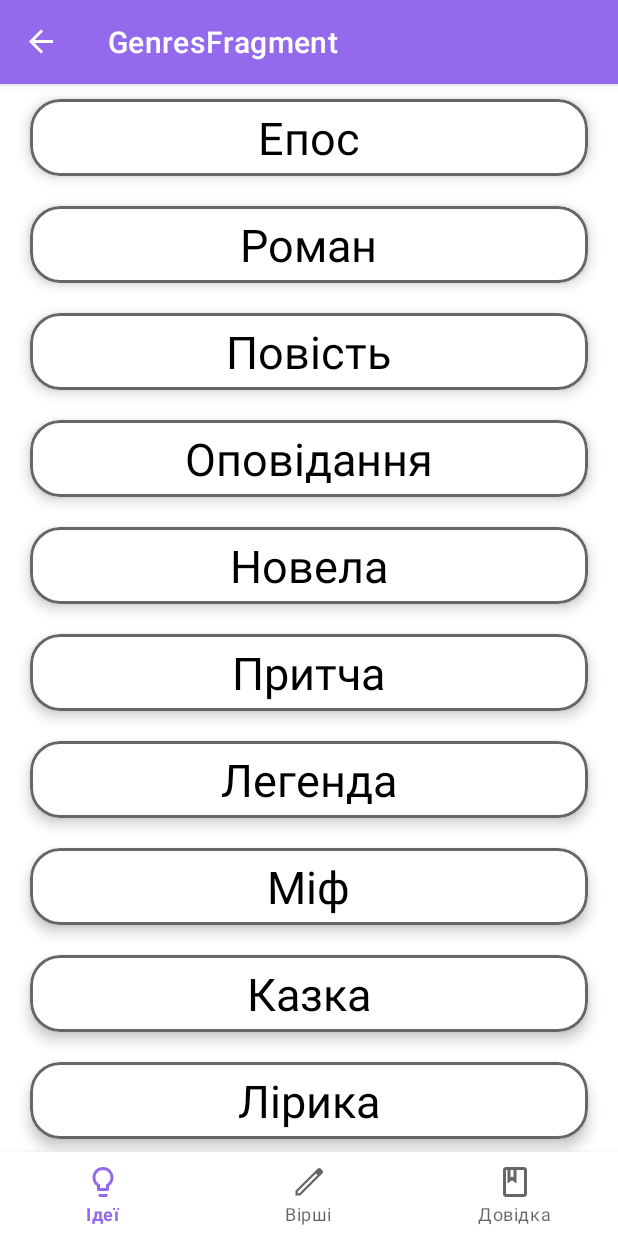
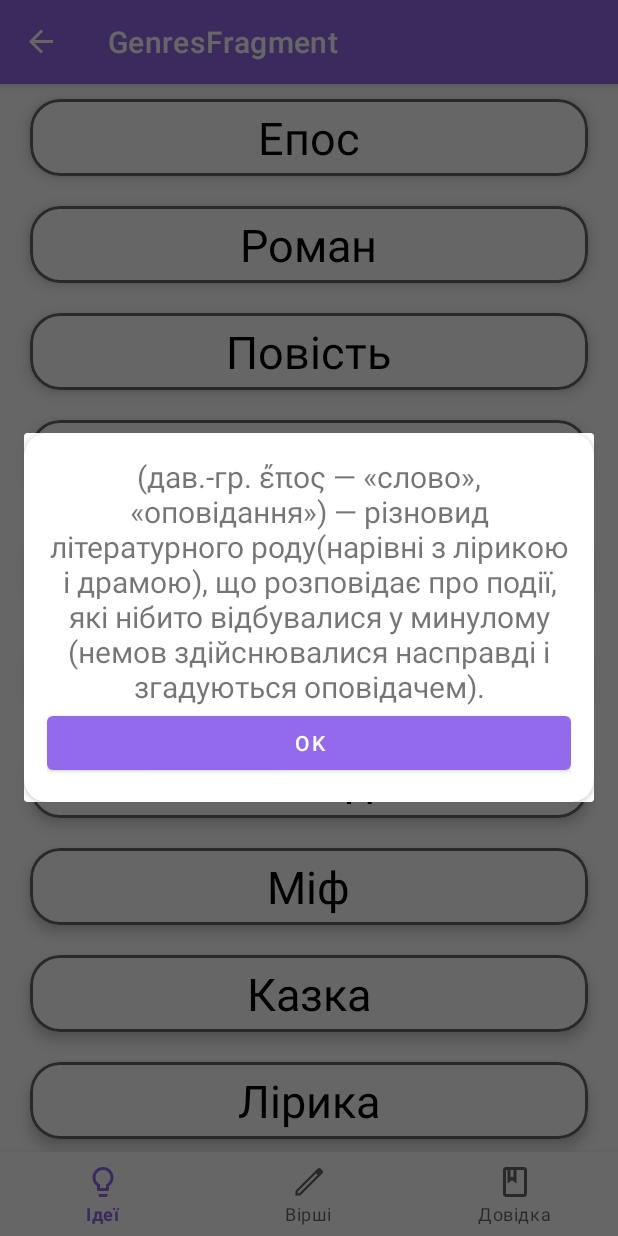
Before and after one commit to nastyamalin/Scriptarium, an Android app: the GenresFragment screen opened through its navigation route, after a tap on "Епос", on a phone screen of 412 x 824 dp. Run offline under Robolectric (Android 15) with nearby library versions, the phone set to English and light mode, and no system bars; our stand-ins replace Room's generated code, navigation-ui.

Commit message:
dialogs recyclerView

```diff
--- a/app/src/main/java/com/example/sproject/ui/definitions/viewpager_fragments/GenresFragment.java
+++ b/app/src/main/java/com/example/sproject/ui/definitions/viewpager_fragments/GenresFragment.java
@@ -1,9 +1,11 @@
 package com.example.sproject.ui.definitions.viewpager_fragments;
 
+import android.app.Dialog;
 import android.os.Bundle;
 import android.view.LayoutInflater;
 import android.view.View;
 import android.view.ViewGroup;
+import android.widget.TextView;
 
 import androidx.annotation.NonNull;
 import androidx.annotation.Nullable;
@@ -12,8 +14,8 @@ import androidx.recyclerview.widget.LinearLayoutManager;
 
 import com.example.sproject.R;
 import com.example.sproject.databinding.FragmentDefinitionsBinding;
+import com.example.sproject.ui.definitions.OnItemDefinitionsRecyclerClickInterface;
 import com.example.sproject.ui.definitions.adapter.DefinitionsRecyclerAdapter;
-import com.example.sproject.ui.definitions.OnItemDefinitionsRecyclerClickInterface;
 
 import java.util.ArrayList;
 import java.util.Arrays;
@@ -21,7 +23,7 @@ import java.util.Arrays;
 public class GenresFragment extends Fragment implements OnItemDefinitionsRecyclerClickInterface {
 
     private FragmentDefinitionsBinding binding;
-
+    private Dialog dialog;
 
     @Nullable
     @Override
@@ -38,11 +40,19 @@ public class GenresFragment extends Fragment implements OnItemDefinitionsRecycle
         binding.definitionsRecycler.setLayoutManager(layoutManager);
         DefinitionsRecyclerAdapter adapter = new DefinitionsRecyclerAdapter(arrayList,requireContext(),this);
         binding.definitionsRecycler.setAdapter(adapter);
+        dialog = new Dialog(requireActivity());
+        dialog.setContentView(R.layout.dialog_details);
     }
 
 
     @Override
     public void onItemClick(int position) {
-
+        dialog.show();
+        dialog.getWindow().setLayout(ViewGroup.LayoutParams.MATCH_PARENT, ViewGroup.LayoutParams.WRAP_CONTENT);
+        dialog.findViewById(R.id.dialog_container).setBackgroundColor(getResources().getColor(R.color.transparent));
+        TextView text = dialog.findViewById(R.id.details_text);
+        ArrayList<String> genresArray = new ArrayList<>(Arrays.asList(getResources().getStringArray(R.array.genres_description)));
+        text.setText(genresArray.get(position));
+        dialog.findViewById(R.id.btn_dialog_details).setOnClickListener(v -> dialog.dismiss());
     }
 }
--- a/app/src/main/java/com/example/sproject/ui/definitions/viewpager_fragments/MovementsFragment.java
+++ b/app/src/main/java/com/example/sproject/ui/definitions/viewpager_fragments/MovementsFragment.java
@@ -1,9 +1,11 @@
 package com.example.sproject.ui.definitions.viewpager_fragments;
 
+import android.app.Dialog;
 import android.os.Bundle;
 import android.view.LayoutInflater;
 import android.view.View;
 import android.view.ViewGroup;
+import android.widget.TextView;
 
 import androidx.annotation.NonNull;
 import androidx.annotation.Nullable;
@@ -21,7 +23,7 @@ import java.util.Arrays;
 public class MovementsFragment extends Fragment implements OnItemDefinitionsRecyclerClickInterface {
 
     private FragmentDefinitionsBinding binding;
-
+    Dialog dialog;
 
 
     @Nullable
@@ -39,11 +41,19 @@ public class MovementsFragment extends Fragment implements OnItemDefinitionsRecy
         binding.definitionsRecycler.setLayoutManager(layoutManager);
         DefinitionsRecyclerAdapter adapter = new DefinitionsRecyclerAdapter(arrayList,requireContext(),this);
         binding.definitionsRecycler.setAdapter(adapter);
+        dialog = new Dialog(requireActivity());
+        dialog.setContentView(R.layout.dialog_details);
     }
 
 
     @Override
     public void onItemClick(int position) {
-
+        dialog.show();
+        dialog.getWindow().setLayout(ViewGroup.LayoutParams.MATCH_PARENT, ViewGroup.LayoutParams.WRAP_CONTENT);
+        dialog.findViewById(R.id.dialog_container).setBackgroundColor(getResources().getColor(R.color.transparent));
+        TextView text = dialog.findViewById(R.id.details_text);
+       // ArrayList<String> genresArray = new ArrayList<>(Arrays.asList(getResources().getStringArray(R.array.movements_description)));
+       // text.setText(genresArray.get(position));
+        dialog.findViewById(R.id.btn_dialog_details).setOnClickListener(v -> dialog.dismiss());
     }
 }
--- /dev/null
+++ b/app/src/main/res/layout/dialog_details.xml
@@ -0,0 +1,38 @@
+<?xml version="1.0" encoding="utf-8"?>
+<androidx.constraintlayout.widget.ConstraintLayout xmlns:android="http://schemas.android.com/apk/res/android"
+    xmlns:app="http://schemas.android.com/apk/res-auto"
+    android:id="@+id/dialog_container"
+    android:layout_width="match_parent"
+    android:layout_height="match_parent">
+
+    <androidx.cardview.widget.CardView
+        android:layout_width="match_parent"
+        android:layout_height="match_parent"
+        app:cardCornerRadius="15dp">
+
+        <androidx.constraintlayout.widget.ConstraintLayout
+            android:layout_width="match_parent"
+            android:layout_height="match_parent"
+            android:padding="15dp">
+
+            <TextView
+                android:id="@+id/details_text"
+                android:layout_width="wrap_content"
+                android:layout_height="wrap_content"
+                android:textAlignment="center"
+                android:textSize="20sp"
+                app:layout_constraintEnd_toEndOf="parent"
+                app:layout_constraintStart_toStartOf="parent"
+                app:layout_constraintTop_toTopOf="parent" />
+
+            <com.google.android.material.button.MaterialButton
+                android:id="@+id/btn_dialog_details"
+                android:layout_width="match_parent"
+                android:layout_height="wrap_content"
+                android:text="@string/ok"
+                app:layout_constraintEnd_toEndOf="parent"
+                app:layout_constraintStart_toStartOf="parent"
+                app:layout_constraintTop_toBottomOf="@+id/details_text" />
+        </androidx.constraintlayout.widget.ConstraintLayout>
+    </androidx.cardview.widget.CardView>
+</androidx.constraintlayout.widget.ConstraintLayout>
--- a/app/src/main/res/values/strings.xml
+++ b/app/src/main/res/values/strings.xml
@@ -8,6 +8,7 @@
     <string name="genres">Жанри</string>
     <string name="literary_flows">Літературні течії</string>
     <string name="literary_genres">Жанри</string>
+    <string name="ok">OK</string>
 
     <string-array name="genres_names">
         <item>Епос</item>
```
